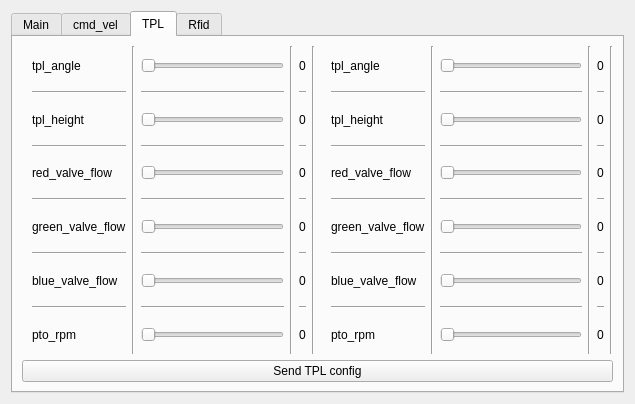
agribot-2-0/agribot_simulation, file scripts/ui/mobile_app_sim.ui: the form before one commit.
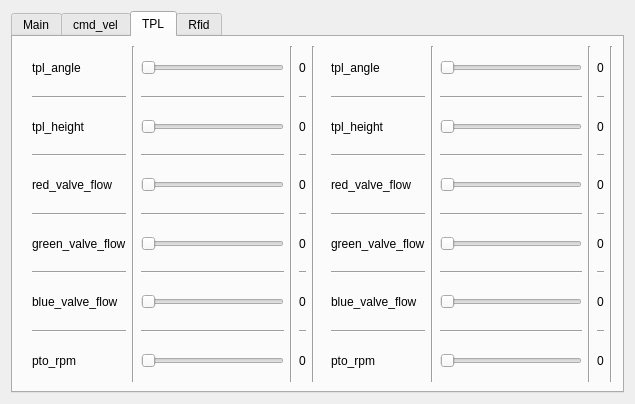
The form after the commit. The open tabs and pages were chosen to show the change.

Commit message: Removed unnecessary button. Now tlp configs are constantly sent on _manual topics.

What changed in the file:
```diff
--- a/scripts/ui/mobile_app_sim.ui
+++ b/scripts/ui/mobile_app_sim.ui
@@ -1047,13 +1047,6 @@
          </item>
         </layout>
        </item>
-       <item row="1" column="0" colspan="2">
-        <widget class="QPushButton" name="button_send_tpl">
-         <property name="text">
-          <string>Send TPL config</string>
-         </property>
-        </widget>
-       </item>
       </layout>
      </widget>
      <widget class="QWidget" name="Rfid">
```
Left out of the diff: 2 changed lines with no effect on the pictures. The commit also changes 1 other file.
